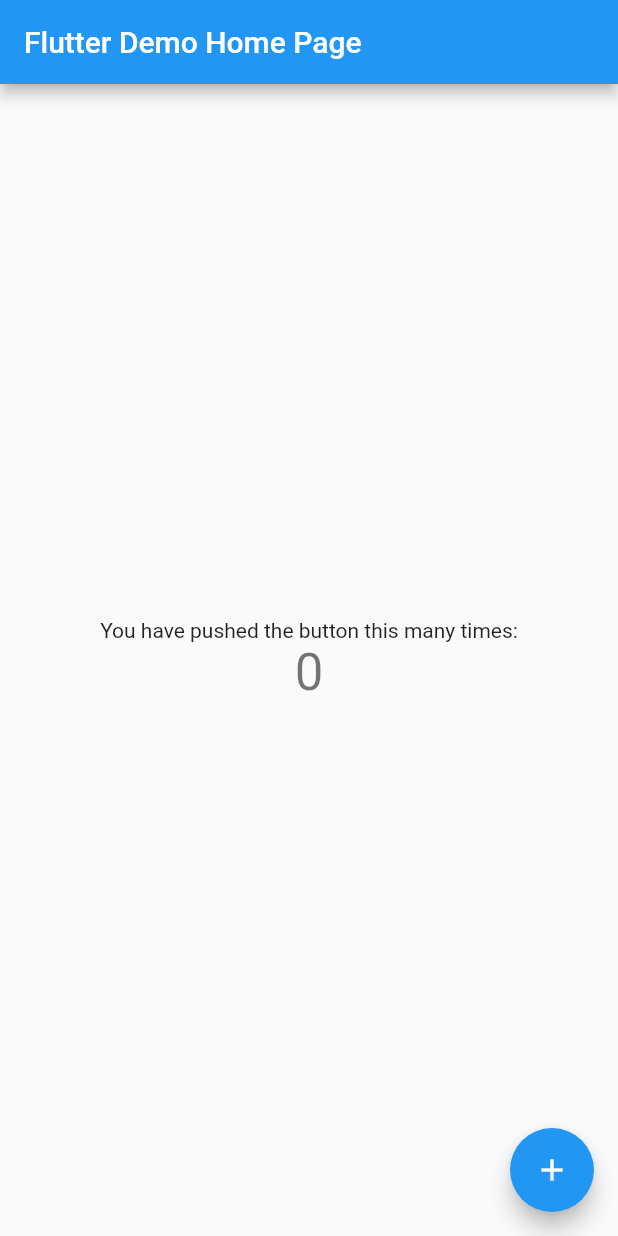
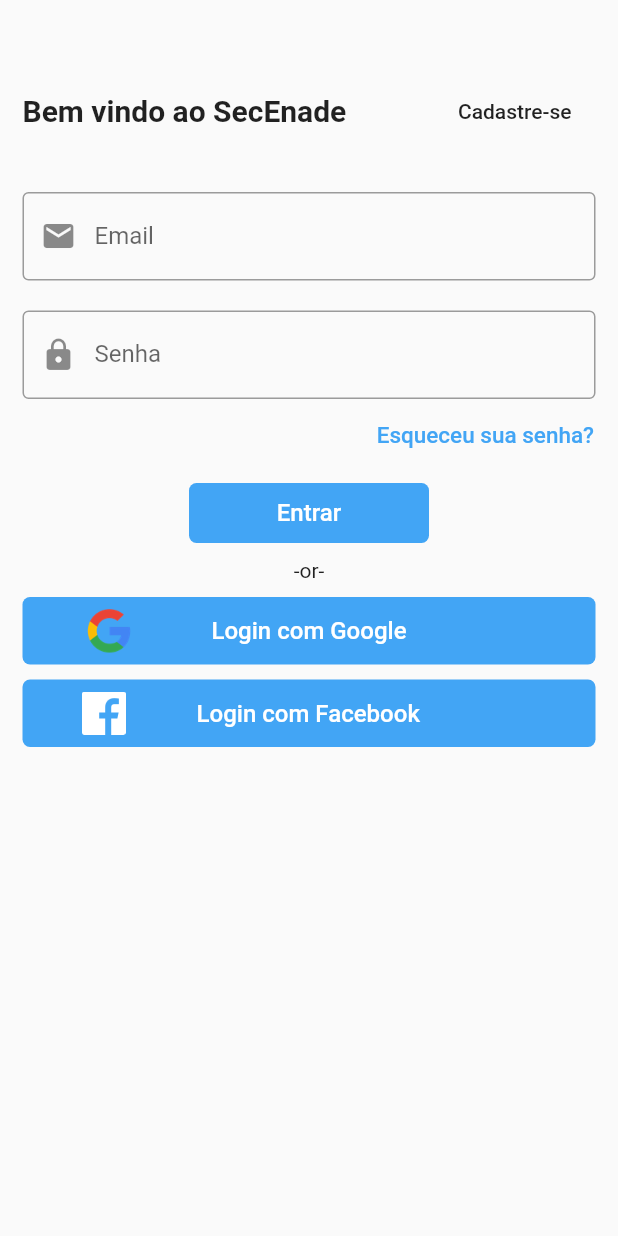
Before and after one commit to osvaldoj12/sec_enade, a Flutter app: the screen it shows after launch, on a phone screen of 412 x 824 dp. Run offline on Flutter 3.47's test engine with Material 2 defaults, Android fonts, the phone set to English and light mode, and no system bars.

Commit message:
creating login screen

```diff
--- a/lib/main.dart
+++ b/lib/main.dart
@@ -1,117 +1,19 @@
 import 'package:flutter/material.dart';
+import 'package:sec_enade/pages/sign_in_page.dart';
 
-void main() {
-  runApp(MyApp());
-}
+void main() => runApp(MyApp());
 
 class MyApp extends StatelessWidget {
-  // This widget is the root of your application.
   @override
   Widget build(BuildContext context) {
     return MaterialApp(
-      title: 'Flutter Demo',
+      title: 'Sec Enade',
+      debugShowCheckedModeBanner: false,
       theme: ThemeData(
-        // This is the theme of your application.
-        //
-        // Try running your application with "flutter run". You'll see the
-        // application has a blue toolbar. Then, without quitting the app, try
-        // changing the primarySwatch below to Colors.green and then invoke
-        // "hot reload" (press "r" in the console where you ran "flutter run",
-        // or simply save your changes to "hot reload" in a Flutter IDE).
-        // Notice that the counter didn't reset back to zero; the application
-        // is not restarted.
         primarySwatch: Colors.blue,
-        // This makes the visual density adapt to the platform that you run
-        // the app on. For desktop platforms, the controls will be smaller and
-        // closer together (more dense) than on mobile platforms.
         visualDensity: VisualDensity.adaptivePlatformDensity,
       ),
-      home: MyHomePage(title: 'Flutter Demo Home Page'),
+      home: SignInPage(),
     );
   }
 }
-
-class MyHomePage extends StatefulWidget {
-  MyHomePage({Key key, this.title}) : super(key: key);
-
-  // This widget is the home page of your application. It is stateful, meaning
-  // that it has a State object (defined below) that contains fields that affect
-  // how it looks.
-
-  // This class is the configuration for the state. It holds the values (in this
-  // case the title) provided by the parent (in this case the App widget) and
-  // used by the build method of the State. Fields in a Widget subclass are
-  // always marked "final".
-
-  final String title;
-
-  @override
-  _MyHomePageState createState() => _MyHomePageState();
-}
-
-class _MyHomePageState extends State<MyHomePage> {
-  int _counter = 0;
-
-  void _incrementCounter() {
-    setState(() {
-      // This call to setState tells the Flutter framework that something has
-      // changed in this State, which causes it to rerun the build method below
-      // so that the display can reflect the updated values. If we changed
-      // _counter without calling setState(), then the build method would not be
-      // called again, and so nothing would appear to happen.
-      _counter++;
-    });
-  }
-
-  @override
-  Widget build(BuildContext context) {
-    // This method is rerun every time setState is called, for instance as done
-    // by the _incrementCounter method above.
-    //
-    // The Flutter framework has been optimized to make rerunning build methods
-    // fast, so that you can just rebuild anything that needs updating rather
-    // than having to individually change instances of widgets.
-    return Scaffold(
-      appBar: AppBar(
-        // Here we take the value from the MyHomePage object that was created by
-        // the App.build method, and use it to set our appbar title.
-        title: Text(widget.title),
-      ),
-      body: Center(
-        // Center is a layout widget. It takes a single child and positions it
-        // in the middle of the parent.
-        child: Column(
-          // Column is also a layout widget. It takes a list of children and
-          // arranges them vertically. By default, it sizes itself to fit its
-          // children horizontally, and tries to be as tall as its parent.
-          //
-          // Invoke "debug painting" (press "p" in the console, choose the
-          // "Toggle Debug Paint" action from the Flutter Inspector in Android
-          // Studio, or the "Toggle Debug Paint" command in Visual Studio Code)
-          // to see the wireframe for each widget.
-          //
-          // Column has various properties to control how it sizes itself and
-          // how it positions its children. Here we use mainAxisAlignment to
-          // center the children vertically; the main axis here is the vertical
-          // axis because Columns are vertical (the cross axis would be
-          // horizontal).
-          mainAxisAlignment: MainAxisAlignment.center,
-          children: <Widget>[
-            Text(
-              'You have pushed the button this many times:',
-            ),
-            Text(
-              '$_counter',
-              style: Theme.of(context).textTheme.headline4,
-            ),
-          ],
-        ),
-      ),
-      floatingActionButton: FloatingActionButton(
-        onPressed: _incrementCounter,
-        tooltip: 'Increment',
-        child: Icon(Icons.add),
-      ), // This trailing comma makes auto-formatting nicer for build methods.
-    );
-  }
-}
--- /dev/null
+++ b/lib/pages/sign_in_page.dart
@@ -0,0 +1,167 @@
+import 'package:flutter/material.dart';
+
+class SignInPage extends StatefulWidget {
+  @override
+  _SignInPageState createState() => _SignInPageState();
+}
+
+class _SignInPageState extends State<SignInPage> {
+  @override
+  Widget build(BuildContext context) {
+    return Scaffold(
+      body: SingleChildScrollView(
+        child: Column(
+          children: <Widget>[
+            Padding(
+              padding: EdgeInsets.only(
+                top: 50.0,
+                left: 15.0,
+                right: 15.0,
+                bottom: 15.0,
+              ),
+              child: Row(
+                mainAxisAlignment: MainAxisAlignment.spaceBetween,
+                children: <Widget>[
+                  Text(
+                    'Bem vindo ao SecEnade',
+                    style: TextStyle(
+                      fontSize: 20.0,
+                      fontWeight: FontWeight.w600,
+                    ),
+                  ),
+                  FlatButton(
+                    onPressed: () {},
+                    child: Text('Cadastre-se'),
+                  ),
+                ],
+              ),
+            ),
+            Padding(
+              padding: EdgeInsets.all(15.0),
+              child: TextField(
+                decoration: InputDecoration(
+                  border: OutlineInputBorder(),
+                  prefixIcon: Icon(Icons.mail),
+                  labelText: 'Email',
+                  hintText: 'Digite um email válido como @gmail.com',
+                ),
+              ),
+            ),
+            Padding(
+              padding: EdgeInsets.only(left: 15.0, right: 15.0, top: 5.0),
+              child: TextField(
+                obscureText: true,
+                decoration: InputDecoration(
+                  border: OutlineInputBorder(),
+                  prefixIcon: Icon(Icons.lock),
+                  labelText: 'Senha',
+                  hintText: 'Digite sua senha',
+                ),
+              ),
+            ),
+            Container(
+              alignment: Alignment.centerRight,
+              child: FlatButton(
+                onPressed: () {},
+                child: Text(
+                  'Esqueceu sua senha?',
+                  style: TextStyle(color: Colors.blue[400], fontSize: 15),
+                ),
+              ),
+            ),
+            SizedBox(height: 8.0),
+            Container(
+              width: 160,
+              height: 40,
+              child: FlatButton(
+                onPressed: () {},
+                color: Colors.blue[400],
+                shape: RoundedRectangleBorder(
+                  borderRadius: BorderRadius.all(
+                    Radius.circular(5),
+                  ),
+                ),
+                child: Text(
+                  'Entrar',
+                  style: TextStyle(
+                    color: Colors.white,
+                    fontSize: 16.0,
+                  ),
+                ),
+              ),
+            ),
+            SizedBox(height: 10.0),
+            Text('-or-'),
+            SizedBox(height: 10.0),
+            Padding(
+              padding: const EdgeInsets.only(left: 15.0, right: 15.0),
+              child: Container(
+                height: 45,
+                child: FlatButton(
+                  onPressed: () {},
+                  color: Colors.blue[400],
+                  shape: RoundedRectangleBorder(
+                    borderRadius: BorderRadius.all(
+                      Radius.circular(5),
+                    ),
+                  ),
+                  child: Row(
+                    mainAxisAlignment: MainAxisAlignment.spaceAround,
+                    children: <Widget>[
+                      Image.asset('assets/google-logo.png'),
+                      Text(
+                        'Login com Google',
+                        style: TextStyle(
+                          fontSize: 16.0,
+                          color: Colors.white,
+                        ),
+                      ),
+                      Opacity(
+                        opacity: 0,
+                        child: Image.asset('assets/google-logo.png'),
+                      ),
+                    ],
+                  ),
+                ),
+              ),
+            ),
+            SizedBox(height: 10.0),
+            Padding(
+              padding:
+                  const EdgeInsets.only(left: 15.0, right: 15.0, bottom: 15.0),
+              child: Container(
+                height: 45,
+                child: FlatButton(
+                  onPressed: () {},
+                  color: Colors.blue[400],
+                  shape: RoundedRectangleBorder(
+                    borderRadius: BorderRadius.all(
+                      Radius.circular(5),
+                    ),
+                  ),
+                  child: Row(
+                    mainAxisAlignment: MainAxisAlignment.spaceAround,
+                    children: <Widget>[
+                      Image.asset('assets/facebook-logo.png'),
+                      Text(
+                        'Login com Facebook',
+                        style: TextStyle(
+                          fontSize: 16.0,
+                          color: Colors.white,
+                        ),
+                      ),
+                      Opacity(
+                        opacity: 0,
+                        child: Image.asset('assets/google-logo.png'),
+                      ),
+                    ],
+                  ),
+                ),
+              ),
+            ),
+          ],
+        ),
+      ),
+    );
+  }
+}
```
Also changed, not shown: pubspec.yaml (+5 -6 lines), assets/2.0x/facebook-logo.png (added), assets/2.0x/google-logo.png (added), assets/3.0x/facebook-logo.png (added), assets/3.0x/google-logo.png (added), assets/background.jpg (added), assets/facebook-logo.png (added), assets/google-logo.png (added), 1 other file.
